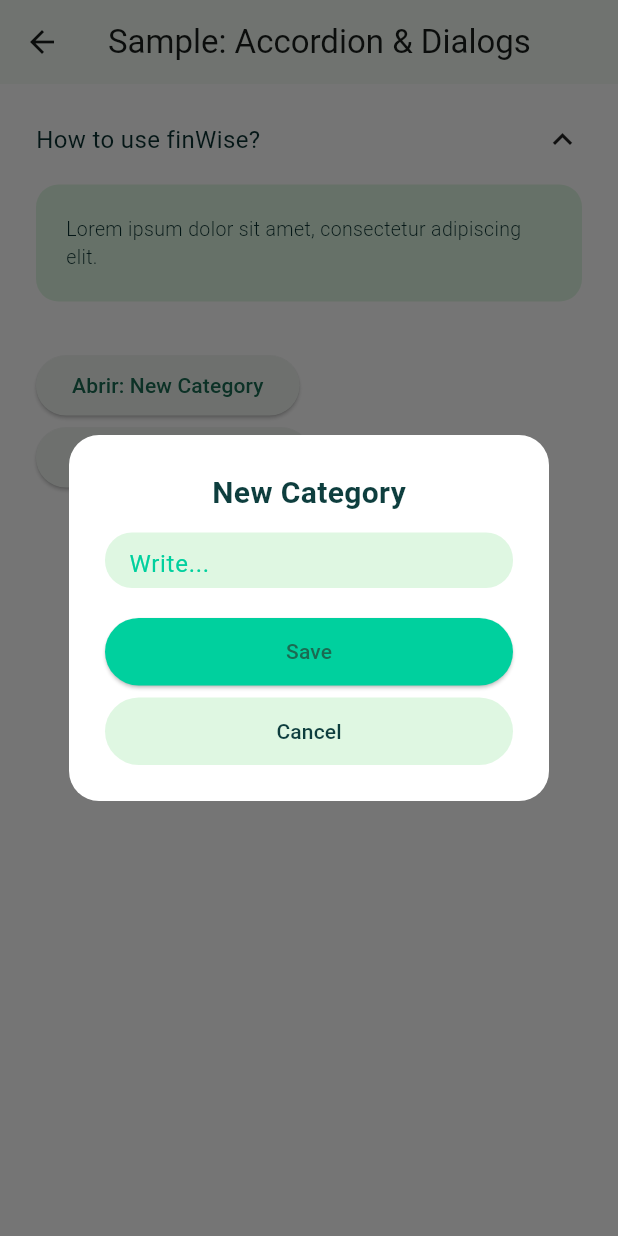
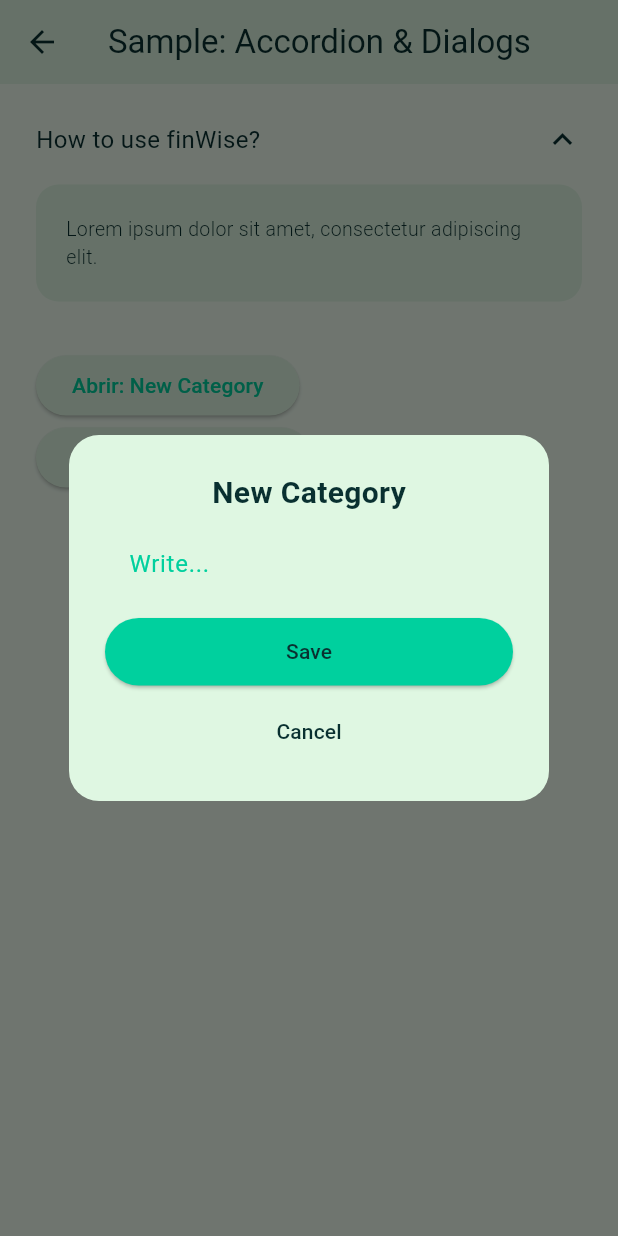
Before and after one commit to Emyrreis/financeManagement, a Flutter app: the SampleAccordionScreen screen opened directly, after a tap on "How to use finWise?", after a tap on "Abrir: New Category", on a phone screen of 412 x 824 dp. Run offline on Flutter 3.47's test engine with Material 3 defaults, Android fonts, the phone set to English and light mode, and no system bars; Roboto replaces fonts that are missing (LeagueSpartan, Poppins).

Commit message:
implementando temas + ajustes finais

```diff
--- a/lib/common/app_colors.dart
+++ b/lib/common/app_colors.dart
@@ -1,14 +1,23 @@
 import 'package:flutter/material.dart';
 
 class AppColors {
-  AppColors._(); //classe só de constantes
+  AppColors._();
 
   static const Color mainGreen = Color(0xFF00D09E);
+
+  static const Color oceanBlue = Color(0xFF0068FF);
+
+  static const Color lightBackground = Color(0xFFF1FFF3);
+  static const Color lightGreen = Color(0xFFDFF7E2);
+  static const Color lightSurface = Color(0xFFDFF7E2);
   static const Color lettersIcons = Color(0xFF093030);
-  static const Color darkBackground = Color(0xFF052224);
-  static const Color lightGreen = Color(0xFFDFF7E2);
-  static const Color oceanBlue = Color(0xFF0068FF);
+  static const Color lightTextPrimary = Color(0xFF093030);
   static const Color backgroundWhiteGreen = Color(0xFFF1FFF3);
+
+  // Dark mode
+  static const Color darkBackground = Color(0xFF031314);
+  static const Color darkModeBlack = Color(0xFF031314);
+  static const Color darkSurface = Color(0xFF0E3E3E);
   static const Color darkModeBar = Color(0xFF0E3E3E);
-  static const Color darkModeBlack = Color(0xFF031314);
+  static const Color darkTextPrimary = Color(0xFFF1FFF3);
 }
--- a/lib/common/app_text_styles.dart
+++ b/lib/common/app_text_styles.dart
@@ -1,5 +1,6 @@
 import 'package:flutter/material.dart';
 import 'app_colors.dart';
+import 'app_theme.dart';
 
 //estilos de texto
 class AppTextStyles {
--- /dev/null
+++ b/lib/common/app_theme.dart
@@ -0,0 +1,32 @@
+import 'package:flutter/material.dart';
+import 'app_colors.dart';
+
+class AppTheme {
+  AppTheme._();
+
+  static ThemeData get light => ThemeData(
+    brightness: Brightness.light,
+    fontFamily: 'Poppins',
+    scaffoldBackgroundColor: AppColors.lightBackground,
+    colorScheme: const ColorScheme.light(
+      primary: AppColors.mainGreen,
+      onPrimary: AppColors.lettersIcons, // texto escuro sobre botão verde, igual ao Figma
+      surface: AppColors.lightSurface,
+      onSurface: AppColors.lightTextPrimary,
+    ),
+    useMaterial3: true,
+  );
+
+  static ThemeData get dark => ThemeData(
+    brightness: Brightness.dark,
+    fontFamily: 'Poppins',
+    scaffoldBackgroundColor: AppColors.darkBackground,
+    colorScheme: const ColorScheme.dark(
+      primary: AppColors.mainGreen,
+      onPrimary: AppColors.lettersIcons, // mesmo texto escuro, mesmo no dark mode (confirmado no Figma)
+      surface: AppColors.darkSurface,
+      onSurface: AppColors.darkTextPrimary,
+    ),
+    useMaterial3: true,
+  );
+}
--- a/lib/components/accordion/accordion_component.dart
+++ b/lib/components/accordion/accordion_component.dart
@@ -1,5 +1,4 @@
 import 'package:flutter/material.dart';
-import '../../common/app_colors.dart';
 import 'accordion_view_model.dart';
 
 class AccordionComponent extends StatelessWidget {
@@ -9,28 +8,30 @@ class AccordionComponent extends StatelessWidget {
 
   @override
   Widget build(BuildContext context) {
+    final colors = Theme.of(context).colorScheme;
+
     return Column(
       crossAxisAlignment: CrossAxisAlignment.start,
       children: [
         GestureDetector(
-          onTap: viewModel.onTap, // Delegate: abrir/fechar é decidido por quem criou o ViewModel
+          onTap: viewModel.onTap,
           child: Row(
             mainAxisAlignment: MainAxisAlignment.spaceBetween,
             children: [
               Expanded(
                 child: Text(
                   viewModel.question,
-                  style: const TextStyle(
+                  style: TextStyle(
                     fontFamily: 'LeagueSpartan',
                     fontSize: 16,
-                    color: AppColors.lettersIcons,
+                    color: colors.onSurface,
                   ),
                 ),
               ),
               AnimatedRotation(
-                turns: viewModel.isExpanded ? 0.5 : 0, // gira a seta 180°
+                turns: viewModel.isExpanded ? 0.5 : 0,
                 duration: const Duration(milliseconds: 200),
-                child: const Icon(Icons.keyboard_arrow_down, size: 26),
+                child: Icon(Icons.keyboard_arrow_down, size: 26, color: colors.onSurface),
               ),
             ],
           ),
@@ -41,16 +42,16 @@ class AccordionComponent extends StatelessWidget {
             margin: const EdgeInsets.only(top: 17),
             padding: const EdgeInsets.all(20),
             decoration: BoxDecoration(
-              color: AppColors.lightGreen,
+              color: colors.surface,
               borderRadius: BorderRadius.circular(15),
             ),
             child: Text(
               viewModel.answer,
-              style: const TextStyle(
+              style: TextStyle(
                 fontFamily: 'Poppins',
                 fontWeight: FontWeight.w300,
                 fontSize: 13,
-                color: AppColors.lettersIcons,
+                color: colors.onSurface,
               ),
             ),
           ),
--- a/lib/components/action_dialog/action_dialog_component.dart
+++ b/lib/components/action_dialog/action_dialog_component.dart
@@ -1,5 +1,4 @@
 import 'package:flutter/material.dart';
-import '../../common/app_colors.dart';
 import 'action_dialog_view_model.dart';
 
 class ActionDialogComponent extends StatelessWidget {
@@ -7,21 +6,24 @@ class ActionDialogComponent extends StatelessWidget {
 
   const ActionDialogComponent({super.key, required this.viewModel});
 
-  Widget _buildBody() {
+  Widget _buildBody(BuildContext context) {
+    final colors = Theme.of(context).colorScheme;
+
     if (viewModel.type == ActionDialogType.withInput) {
       return Container(
         margin: const EdgeInsets.symmetric(vertical: 12),
         padding: const EdgeInsets.symmetric(horizontal: 16),
         height: 37,
         decoration: BoxDecoration(
-          color: AppColors.lightGreen,
+          color: colors.surface,
           borderRadius: BorderRadius.circular(18),
         ),
         child: TextField(
+          style: TextStyle(color: colors.onSurface),
           decoration: InputDecoration(
             border: InputBorder.none,
             hintText: 'Write...',
-            hintStyle: TextStyle(color: AppColors.mainGreen),
+            hintStyle: TextStyle(color: colors.primary),
           ),
         ),
       );
@@ -31,18 +33,24 @@ class ActionDialogComponent extends StatelessWidget {
       child: Text(
         viewModel.message,
         textAlign: TextAlign.center,
-        style: const TextStyle(fontFamily: 'LeagueSpartan', fontSize: 15),
+        style: TextStyle(
+          fontFamily: 'LeagueSpartan',
+          fontSize: 15,
+          color: colors.onSurface,
+        ),
       ),
     );
   }
 
   @override
   Widget build(BuildContext context) {
+    final colors = Theme.of(context).colorScheme;
+
     return Container(
       width: 320,
       padding: const EdgeInsets.all(24),
       decoration: BoxDecoration(
-        color: Colors.white,
+        color: colors.surface,
         borderRadius: BorderRadius.circular(20),
       ),
       child: Column(
@@ -50,22 +58,23 @@ class ActionDialogComponent extends StatelessWidget {
         children: [
           Text(
             viewModel.title,
-            style: const TextStyle(
+            style: TextStyle(
               fontFamily: 'Poppins',
               fontWeight: FontWeight.bold,
               fontSize: 20,
-              color: AppColors.darkModeBar,
+              color: colors.onSurface,
             ),
           ),
-          _buildBody(),
+          _buildBody(context),
           const SizedBox(height: 8),
           SizedBox(
             width: double.infinity,
             height: 45,
             child: ElevatedButton(
-              onPressed: viewModel.onConfirm, // Delegate
+              onPressed: viewModel.onConfirm,
               style: ElevatedButton.styleFrom(
-                backgroundColor: AppColors.mainGreen,
+                backgroundColor: colors.primary,
+                foregroundColor: colors.onPrimary, // <- texto do botão "Save" agora explícito
                 shape: RoundedRectangleBorder(
                   borderRadius: BorderRadius.circular(30),
                 ),
@@ -78,10 +87,10 @@ class ActionDialogComponent extends StatelessWidget {
             width: double.infinity,
             height: 45,
             child: ElevatedButton(
-              onPressed: viewModel.onCancel, // Delegate
+              onPressed: viewModel.onCancel,
               style: ElevatedButton.styleFrom(
-                backgroundColor: AppColors.lightGreen,
-                foregroundColor: AppColors.darkModeBar,
+                backgroundColor: colors.surface,
+                foregroundColor: colors.onSurface,
                 shape: RoundedRectangleBorder(
                   borderRadius: BorderRadius.circular(30),
                 ),
--- a/lib/main.dart
+++ b/lib/main.dart
@@ -1,26 +1,35 @@
 import 'package:flutter/material.dart';
+import 'common/app_theme.dart';
 import 'screens/home_screen.dart';
-import 'common/app_colors.dart';
 
-void main() {
-  runApp(const SampleApp());
+void main() => runApp(const SampleApp());
+
+class SampleApp extends StatefulWidget {
+  const SampleApp({super.key});
+
+  @override
+  State<SampleApp> createState() => _SampleAppState();
 }
 
-class SampleApp extends StatelessWidget {
-  const SampleApp({super.key});
+class _SampleAppState extends State<SampleApp> {
+  ThemeMode _themeMode = ThemeMode.light;
+
+  void _toggleTheme() {
+    setState(() {
+      _themeMode =
+      _themeMode == ThemeMode.light ? ThemeMode.dark : ThemeMode.light;
+    });
+  }
 
   @override
   Widget build(BuildContext context) {
     return MaterialApp(
       title: 'Sample App',
       debugShowCheckedModeBanner: false,
-      theme: ThemeData(
-        fontFamily: 'Poppins',
-        colorSchemeSeed: AppColors.mainGreen,
-        scaffoldBackgroundColor: Colors.white,
-        useMaterial3: true,
-      ),
-      home: const HomeScreen(),
+      theme: AppTheme.light,
+      darkTheme: AppTheme.dark,
+      themeMode: _themeMode,
+      home: HomeScreen(onToggleTheme: _toggleTheme),
     );
   }
 }
```
Also changed, not shown: lib/components/dropdown/dropdown_component.dart (+7 -5 lines), lib/components/switch_toggle/switch_toggle_component.dart (+9 -7 lines), lib/screens/home_screen.dart (+13 -3 lines).
